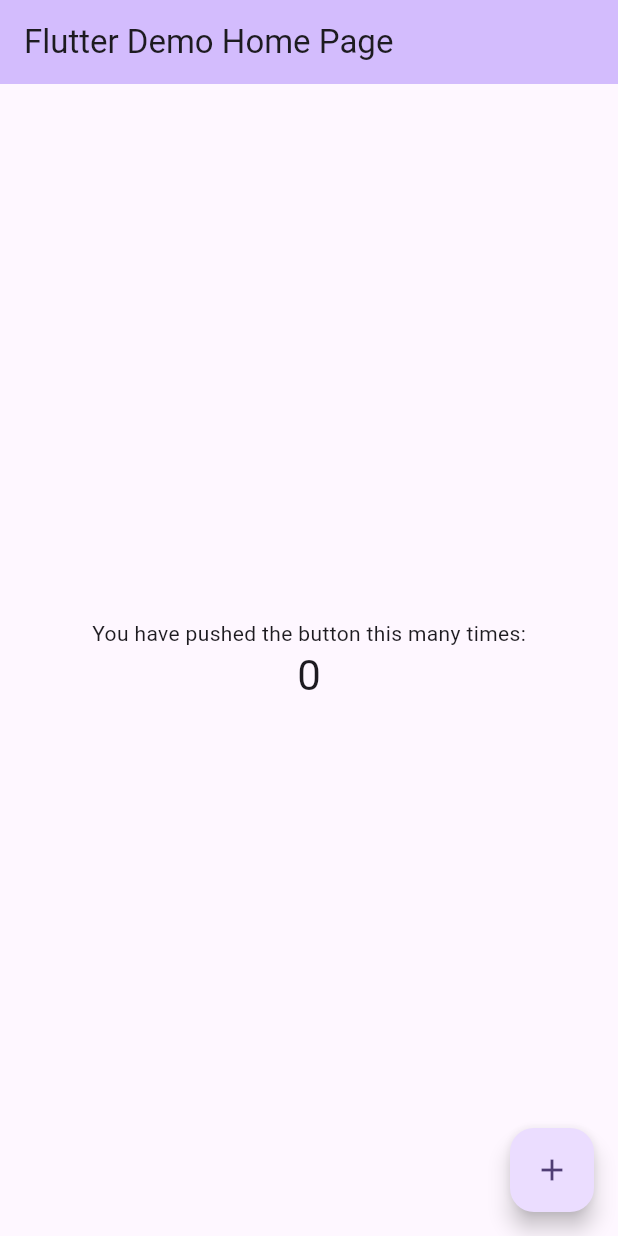
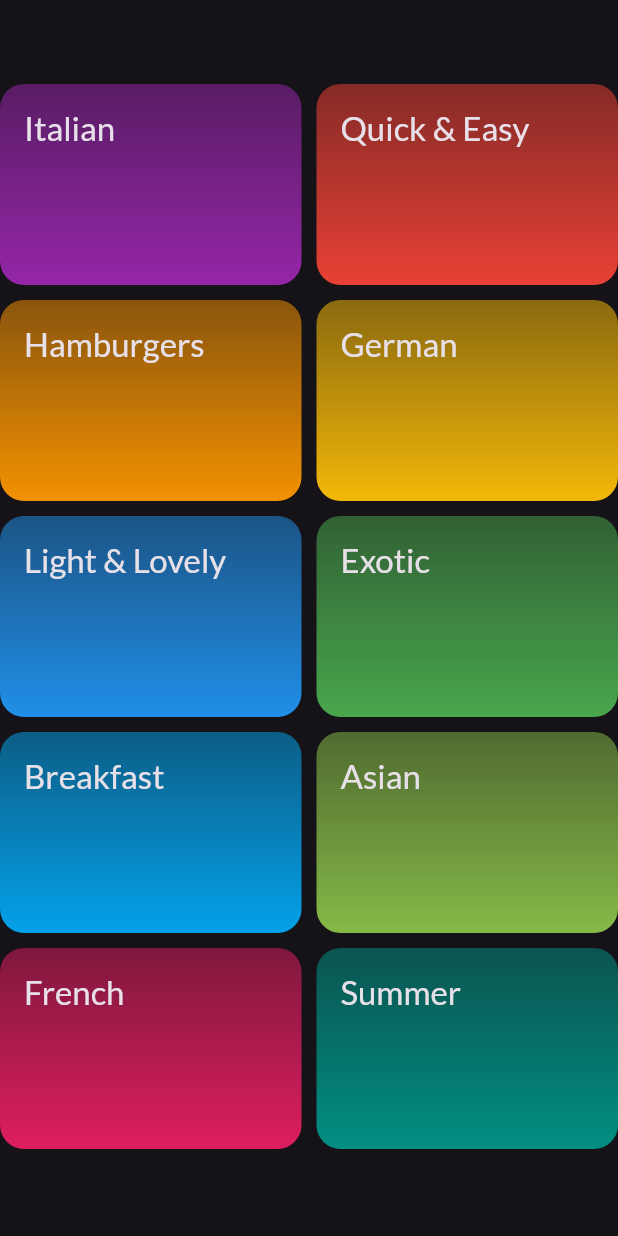
Before and after one commit to TalaatMohamed2911/meal_app, a Flutter app: the screen it shows after launch, on a phone screen of 412 x 824 dp. Run offline on Flutter 3.47's test engine with Material 3 defaults, Android fonts, the phone set to English and light mode, and no system bars; our stand-ins replace google_fonts, transparent_image.

Commit message:
mealapp2

```diff
--- /dev/null
+++ b/lib/data/dummy_data.dart
@@ -0,0 +1,345 @@
+import 'package:flutter/material.dart';
+import '../models/category.dart';
+import '../models/meal.dart';
+
+// Constants in Dart should be written in lowerCamelcase.
+List<Category> availableCategories = [
+  Category(id: 'c1', title: 'Italian', color: Colors.purple),
+  Category(id: 'c2', title: 'Quick & Easy', color: Colors.red),
+  Category(id: 'c3', title: 'Hamburgers', color: Colors.orange),
+  Category(id: 'c4', title: 'German', color: Colors.amber),
+  Category(id: 'c5', title: 'Light & Lovely', color: Colors.blue),
+  Category(id: 'c6', title: 'Exotic', color: Colors.green),
+  Category(id: 'c7', title: 'Breakfast', color: Colors.lightBlue),
+  Category(id: 'c8', title: 'Asian', color: Colors.lightGreen),
+  Category(id: 'c9', title: 'French', color: Colors.pink),
+  Category(id: 'c10', title: 'Summer', color: Colors.teal),
+];
+
+const dummyMeals = [
+  Meal(
+    id: 'm1',
+    categories: ['c1', 'c2'],
+    title: 'Spaghetti with Tomato Sauce',
+    affordability: Affordability.affordable,
+    complexity: Complexity.simple,
+    imageUrl:
+        'https://upload.wikimedia.org/wikipedia/commons/thumb/2/20/Spaghetti_Bolognese_mit_Parmesan_oder_Grana_Padano.jpg/800px-Spaghetti_Bolognese_mit_Parmesan_oder_Grana_Padano.jpg',
+    duration: 20,
+    ingredients: [
+      '4 Tomatoes',
+      '1 Tablespoon of Olive Oil',
+      '1 Onion',
+      '250g Spaghetti',
+      'Spices',
+      'Cheese (optional)',
+    ],
+    steps: [
+      'Cut the tomatoes and the onion into small pieces.',
+      'Boil some water - add salt to it once it boils.',
+      'Put the spaghetti into the boiling water - they should be done in about 10 to 12 minutes.',
+      'In the meantime, heaten up some olive oil and add the cut onion.',
+      'After 2 minutes, add the tomato pieces, salt, pepper and your other spices.',
+      'The sauce will be done once the spaghetti are.',
+      'Feel free to add some cheese on top of the finished dish.',
+    ],
+    isGlutenFree: false,
+    isVegan: true,
+    isVegetarian: true,
+    isLactoseFree: true,
+  ),
+  Meal(
+    id: 'm2',
+    categories: ['c2'],
+    title: 'Toast Hawaii',
+    affordability: Affordability.affordable,
+    complexity: Complexity.simple,
+    imageUrl:
+        'https://cdn.pixabay.com/photo/2018/07/11/21/51/toast-3532016_1280.jpg',
+    duration: 10,
+    ingredients: [
+      '1 Slice White Bread',
+      '1 Slice Ham',
+      '1 Slice Pineapple',
+      '1-2 Slices of Cheese',
+      'Butter',
+    ],
+    steps: [
+      'Butter one side of the white bread',
+      'Layer ham, the pineapple and cheese on the white bread',
+      'Bake the toast for round about 10 minutes in the oven at 200°C',
+    ],
+    isGlutenFree: false,
+    isVegan: false,
+    isVegetarian: false,
+    isLactoseFree: false,
+  ),
+  Meal(
+    id: 'm3',
+    categories: ['c2', 'c3'],
+    title: 'Classic Hamburger',
+    affordability: Affordability.pricey,
+    complexity: Complexity.simple,
+    imageUrl:
+        'https://cdn.pixabay.com/photo/2014/10/23/18/05/burger-500054_1280.jpg',
+    duration: 45,
+    ingredients: [
+      '300g Cattle Hack',
+      '1 Tomato',
+      '1 Cucumber',
+      '1 Onion',
+      'Ketchup',
+      '2 Burger Buns',
+    ],
+    steps: [
+      'Form 2 patties',
+      'Fry the patties for c. 4 minutes on each side',
+      'Quickly fry the buns for c. 1 minute on each side',
+      'Bruch buns with ketchup',
+      'Serve burger with tomato, cucumber and onion',
+    ],
+    isGlutenFree: false,
+    isVegan: false,
+    isVegetarian: false,
+    isLactoseFree: true,
+  ),
+  Meal(
+    id: 'm4',
+    categories: ['c4'],
+    title: 'Wiener Schnitzel',
+    affordability: Affordability.luxurious,
+    complexity: Complexity.challenging,
+    imageUrl:
+        'https://cdn.pixabay.com/photo/2018/03/31/19/29/schnitzel-3279045_1280.jpg',
+    duration: 60,
+    ingredients: [
+      '8 Veal Cutlets',
+      '4 Eggs',
+      '200g Bread Crumbs',
+      '100g Flour',
+      '300ml Butter',
+      '100g Vegetable Oil',
+      'Salt',
+      'Lemon Slices',
+    ],
+    steps: [
+      'Tenderize the veal to about 2–4mm, and salt on both sides.',
+      'On a flat plate, stir the eggs briefly with a fork.',
+      'Lightly coat the cutlets in flour then dip into the egg, and finally, coat in breadcrumbs.',
+      'Heat the butter and oil in a large pan (allow the fat to get very hot) and fry the schnitzels until golden brown on both sides.',
+      'Make sure to toss the pan regularly so that the schnitzels are surrounded by oil and the crumbing becomes ‘fluffy’.',
+      'Remove, and drain on kitchen paper. Fry the parsley in the remaining oil and drain.',
+      'Place the schnitzels on awarmed plate and serve garnishedwith parsley and slices of lemon.',
+    ],
+    isGlutenFree: false,
+    isVegan: false,
+    isVegetarian: false,
+    isLactoseFree: false,
+  ),
+  Meal(
+    id: 'm5',
+    categories: [
+      'c2'
+          'c5',
+      'c10',
+    ],
+    title: 'Salad with Smoked Salmon',
+    affordability: Affordability.luxurious,
+    complexity: Complexity.simple,
+    imageUrl:
+        'https://cdn.pixabay.com/photo/2016/10/25/13/29/smoked-salmon-salad-1768890_1280.jpg',
+    duration: 15,
+    ingredients: [
+      'Arugula',
+      'Lamb\'s Lettuce',
+      'Parsley',
+      'Fennel',
+      '200g Smoked Salmon',
+      'Mustard',
+      'Balsamic Vinegar',
+      'Olive Oil',
+      'Salt and Pepper',
+    ],
+    steps: [
+      'Wash and cut salad and herbs',
+      'Dice the salmon',
+      'Process mustard, vinegar and olive oil into a dessing',
+      'Prepare the salad',
+      'Add salmon cubes and dressing',
+    ],
+    isGlutenFree: true,
+    isVegan: false,
+    isVegetarian: true,
+    isLactoseFree: true,
+  ),
+  Meal(
+    id: 'm6',
+    categories: ['c6', 'c10'],
+    title: 'Delicious Orange Mousse',
+    affordability: Affordability.affordable,
+    complexity: Complexity.hard,
+    imageUrl:
+        'https://cdn.pixabay.com/photo/2017/05/01/05/18/pastry-2274750_1280.jpg',
+    duration: 240,
+    ingredients: [
+      '4 Sheets of Gelatine',
+      '150ml Orange Juice',
+      '80g Sugar',
+      '300g Yoghurt',
+      '200g Cream',
+      'Orange Peel',
+    ],
+    steps: [
+      'Dissolve gelatine in pot',
+      'Add orange juice and sugar',
+      'Take pot off the stove',
+      'Add 2 tablespoons of yoghurt',
+      'Stir gelatin under remaining yoghurt',
+      'Cool everything down in the refrigerator',
+      'Whip the cream and lift it under die orange mass',
+      'Cool down again for at least 4 hours',
+      'Serve with orange peel',
+    ],
+    isGlutenFree: true,
+    isVegan: false,
+    isVegetarian: true,
+    isLactoseFree: false,
+  ),
+  Meal(
+    id: 'm7',
+    categories: ['c7'],
+    title: 'Pancakes',
+    affordability: Affordability.affordable,
+    complexity: Complexity.simple,
+    imageUrl:
+        'https://cdn.pixabay.com/photo/2018/07/10/21/23/pancake-3529653_1280.jpg',
+    duration: 20,
+    ingredients: [
+      '1 1/2 Cups all-purpose Flour',
+      '3 1/2 Teaspoons Baking Powder',
+      '1 Teaspoon Salt',
+      '1 Tablespoon White Sugar',
+      '1 1/4 cups Milk',
+      '1 Egg',
+      '3 Tablespoons Butter, melted',
+    ],
+    steps: [
+      'In a large bowl, sift together the flour, baking powder, salt and sugar.',
+      'Make a well in the center and pour in the milk, egg and melted butter; mix until smooth.',
+      'Heat a lightly oiled griddle or frying pan over medium high heat.',
+      'Pour or scoop the batter onto the griddle, using approximately 1/4 cup for each pancake. Brown on both sides and serve hot.',
+    ],
+    isGlutenFree: true,
+    isVegan: false,
+    isVegetarian: true,
+    isLactoseFree: false,
+  ),
+  Meal(
+    id: 'm8',
+    categories: ['c8'],
+    title: 'Creamy Indian Chicken Curry',
+    affordability: Affordability.pricey,
+    complexity: Complexity.challenging,
+    imageUrl:
+        'https://cdn.pixabay.com/photo/2018/06/18/16/05/indian-food-3482749_1280.jpg',
+    duration: 35,
+    ingredients: [
+      '4 Chicken Breasts',
+      '1 Onion',
+      '2 Cloves of Garlic',
+      '1 Piece of Ginger',
+      '4 Tablespoons Almonds',
+      '1 Teaspoon Cayenne Pepper',
+      '500ml Coconut Milk',
+    ],
+    steps: [
+      'Slice and fry the chicken breast',
+      'Process onion, garlic and ginger into paste and sauté everything',
+      'Add spices and stir fry',
+      'Add chicken breast + 250ml of water and cook everything for 10 minutes',
+      'Add coconut milk',
+      'Serve with rice',
+    ],
+    isGlutenFree: true,
+    isVegan: false,
+    isVegetarian: false,
+    isLactoseFree: true,
+  ),
+  Meal(
+    id: 'm9',
+    categories: ['c9'],
+    title: 'Chocolate Souffle',
+    affordability: Affordability.affordable,
+    complexity: Complexity.hard,
+    imageUrl:
+        'https://cdn.pixabay.com/photo/2014/08/07/21/07/souffle-412785_1280.jpg',
+    duration: 45,
+    ingredients: [
+      '1 Teaspoon melted Butter',
+      '2 Tablespoons white Sugar',
+      '2 Ounces 70% dark Chocolate, broken into pieces',
+      '1 Tablespoon Butter',
+      '1 Tablespoon all-purpose Flour',
+      '4 1/3 tablespoons cold Milk',
+      '1 Pinch Salt',
+      '1 Pinch Cayenne Pepper',
+      '1 Large Egg Yolk',
+      '2 Large Egg Whites',
+      '1 Pinch Cream of Tartar',
+      '1 Tablespoon white Sugar',
+    ],
+    steps: [
+      'Preheat oven to 190°C. Line a rimmed baking sheet with parchment paper.',
+      'Brush bottom and sides of 2 ramekins lightly with 1 teaspoon melted butter; cover bottom and sides right up to the rim.',
+      'Add 1 tablespoon white sugar to ramekins. Rotate ramekins until sugar coats all surfaces.',
+      'Place chocolate pieces in a metal mixing bowl.',
+      'Place bowl over a pan of about 3 cups hot water over low heat.',
+      'Melt 1 tablespoon butter in a skillet over medium heat. Sprinkle in flour. Whisk until flour is incorporated into butter and mixture thickens.',
+      'Whisk in cold milk until mixture becomes smooth and thickens. Transfer mixture to bowl with melted chocolate.',
+      'Add salt and cayenne pepper. Mix together thoroughly. Add egg yolk and mix to combine.',
+      'Leave bowl above the hot (not simmering) water to keep chocolate warm while you whip the egg whites.',
+      'Place 2 egg whites in a mixing bowl; add cream of tartar. Whisk until mixture begins to thicken and a drizzle from the whisk stays on the surface about 1 second before disappearing into the mix.',
+      'Add 1/3 of sugar and whisk in. Whisk in a bit more sugar about 15 seconds.',
+      'whisk in the rest of the sugar. Continue whisking until mixture is about as thick as shaving cream and holds soft peaks, 3 to 5 minutes.',
+      'Transfer a little less than half of egg whites to chocolate.',
+      'Mix until egg whites are thoroughly incorporated into the chocolate.',
+      'Add the rest of the egg whites; gently fold into the chocolate with a spatula, lifting from the bottom and folding over.',
+      'Stop mixing after the egg white disappears. Divide mixture between 2 prepared ramekins. Place ramekins on prepared baking sheet.',
+      'Bake in preheated oven until scuffles are puffed and have risen above the top of the rims, 12 to 15 minutes.',
+    ],
+    isGlutenFree: true,
+    isVegan: false,
+    isVegetarian: true,
+    isLactoseFree: false,
+  ),
+  Meal(
+    id: 'm10',
+    categories: ['c2', 'c5', 'c10'],
+    title: 'Asparagus Salad with Cherry Tomatoes',
+    affordability: Affordability.luxurious,
+    complexity: Complexity.simple,
+    imageUrl:
+        'https://cdn.pixabay.com/photo/2018/04/09/18/26/asparagus-3304997_1280.jpg',
+    duration: 30,
+    ingredients: [
+      'White and Green Asparagus',
+      '30g Pine Nuts',
+      '300g Cherry Tomatoes',
+      'Salad',
+      'Salt, Pepper and Olive Oil',
+    ],
+    steps: [
+      'Wash, peel and cut the asparagus',
+      'Cook in salted water',
+      'Salt and pepper the asparagus',
+      'Roast the pine nuts',
+      'Halve the tomatoes',
+      'Mix with asparagus, salad and dressing',
+      'Serve with Baguette',
+    ],
+    isGlutenFree: true,
+    isVegan: true,
+    isVegetarian: true,
+    isLactoseFree: true,
+  ),
+];
--- a/lib/main.dart
+++ b/lib/main.dart
@@ -1,4 +1,6 @@
 import 'package:flutter/material.dart';
+import 'package:google_fonts/google_fonts.dart';
+import 'package:meal_app/screens/categories_screen.dart';
 
 void main() {
   runApp(const MyApp());
@@ -6,117 +8,20 @@ void main() {
 
 class MyApp extends StatelessWidget {
   const MyApp({super.key});
-
   // This widget is the root of your application.
   @override
   Widget build(BuildContext context) {
     return MaterialApp(
-      title: 'Flutter Demo',
+      debugShowCheckedModeBanner: false,
       theme: ThemeData(
-        // This is the theme of your application.
-        //
-        // TRY THIS: Try running your application with "flutter run". You'll see
-        // the application has a purple toolbar. Then, without quitting the app,
-        // try changing the seedColor in the colorScheme below to Colors.green
-        // and then invoke "hot reload" (save your changes or press the "hot
-        // reload" button in a Flutter-supported IDE, or press "r" if you used
-        // the command line to start the app).
-        //
-        // Notice that the counter didn't reset back to zero; the application
-        // state is not lost during the reload. To reset the state, use hot
-        // restart instead.
-        //
-        // This works for code too, not just values: Most code changes can be
-        // tested with just a hot reload.
-        colorScheme: ColorScheme.fromSeed(seedColor: Colors.deepPurple),
+        colorScheme: ColorScheme.fromSeed(
+          brightness: Brightness.dark,
+          seedColor: Colors.deepPurple,
+        ),
+        useMaterial3: true,
+        textTheme: GoogleFonts.latoTextTheme(),
       ),
-      home: const MyHomePage(title: 'Flutter Demo Home Page'),
+      home: CategoriesScreen(),
     );
   }
 }
-
-class MyHomePage extends StatefulWidget {
-  const MyHomePage({super.key, required this.title});
-
-  // This widget is the home page of your application. It is stateful, meaning
-  // that it has a State object (defined below) that contains fields that affect
-  // how it looks.
-
-  // This class is the configuration for the state. It holds the values (in this
-  // case the title) provided by the parent (in this case the App widget) and
-  // used by the build method of the State. Fields in a Widget subclass are
-  // always marked "final".
-
-  final String title;
-
-  @override
-  State<MyHomePage> createState() => _MyHomePageState();
-}
-
-class _MyHomePageState extends State<MyHomePage> {
-  int _counter = 0;
-
-  void _incrementCounter() {
-    setState(() {
-      // This call to setState tells the Flutter framework that something has
-      // changed in this State, which causes it to rerun the build method below
-      // so that the display can reflect the updated values. If we changed
-      // _counter without calling setState(), then the build method would not be
-      // called again, and so nothing would appear to happen.
-      _counter++;
-    });
-  }
-
-  @override
-  Widget build(BuildContext context) {
-    // This method is rerun every time setState is called, for instance as done
-    // by the _incrementCounter method above.
-    //
-    // The Flutter framework has been optimized to make rerunning build methods
-    // fast, so that you can just rebuild anything that needs updating rather
-    // than having to individually change instances of widgets.
-    return Scaffold(
-      appBar: AppBar(
-        // TRY THIS: Try changing the color here to a specific color (to
-        // Colors.amber, perhaps?) and trigger a hot reload to see the AppBar
-        // change color while the other colors stay the same.
-        backgroundColor: Theme.of(context).colorScheme.inversePrimary,
-        // Here we take the value from the MyHomePage object that was created by
-        // the App.build method, and use it to set our appbar title.
-        title: Text(widget.title),
-      ),
-      body: Center(
-        // Center is a layout widget. It takes a single child and positions it
-        // in the middle of the parent.
-        child: Column(
-          // Column is also a layout widget. It takes a list of children and
-          // arranges them vertically. By default, it sizes itself to fit its
-          // children horizontally, and tries to be as tall as its parent.
-          //
-          // Column has various properties to control how it sizes itself and
-          // how it positions its children. Here we use mainAxisAlignment to
-          // center the children vertically; the main axis here is the vertical
-          // axis because Columns are vertical (the cross axis would be
-          // horizontal).
-          //
-          // TRY THIS: Invoke "debug painting" (choose the "Toggle Debug Paint"
-          // action in the IDE, or press "p" in the console), to see the
-          // wireframe for each widget.
-          mainAxisAlignment: MainAxisAlignment.center,
-          children: <Widget>[
-            const Text('You have pushed the button this many times:'),
-            Text(
-              '$_counter',
-              style: Theme.of(context).textTheme.headlineMedium,
-            ),
-          ],
-        ),
-      ),
-      floatingActionButton: FloatingActionButton(
-        onPressed: _incrementCounter,
-        tooltip: 'Increment',
-        child: const Icon(Icons.add),
-      ), // This trailing comma makes auto-formatting nicer for build methods.
-    );
-  }
-}
--- /dev/null
+++ b/lib/models/category.dart
@@ -0,0 +1,9 @@
+// ignore_for_file: public_member_api_docs, sort_constructors_first
+import 'package:flutter/material.dart';
+
+class Category {
+  final String id;
+  final String title;
+  final Color color;
+  Category({required this.id, required this.title, required this.color});
+}
--- /dev/null
+++ b/lib/models/meal.dart
@@ -0,0 +1,35 @@
+enum Complexity { simple, challenging, hard }
+
+enum Affordability { affordable, pricey, luxurious }
+
+class Meal {
+  const Meal({
+    required this.id,
+    required this.categories,
+    required this.title,
+    required this.imageUrl,
+    required this.ingredients,
+    required this.steps,
+    required this.duration,
+    required this.complexity,
+    required this.affordability,
+    required this.isGlutenFree,
+    required this.isLactoseFree,
+    required this.isVegan,
+    required this.isVegetarian,
+  });
+
+  final String id;
+  final List<String> categories;
+  final String title;
+  final String imageUrl;
+  final List<String> ingredients;
+  final List<String> steps;
+  final int duration;
+  final Complexity complexity;
+  final Affordability affordability;
+  final bool isGlutenFree;
+  final bool isLactoseFree;
+  final bool isVegan;
+  final bool isVegetarian;
+}
--- /dev/null
+++ b/lib/screens/categories_screen.dart
@@ -0,0 +1,26 @@
+import 'package:flutter/material.dart';
+import 'package:meal_app/data/dummy_data.dart';
+import 'package:meal_app/widgets/category_grid_item.dart';
+
+class CategoriesScreen extends StatelessWidget {
+  const CategoriesScreen({super.key});
+
+  @override
+  Widget build(BuildContext context) {
+    return Scaffold(
+      appBar: AppBar(title: Text('')),
+      body: GridView(
+        gridDelegate: SliverGridDelegateWithFixedCrossAxisCount(
+          crossAxisCount: 2,
+          mainAxisSpacing: 10,
+          crossAxisSpacing: 10,
+          childAspectRatio: 3 / 2,
+        ),
+        children: [
+          for (final category in availableCategories)
+            CategoryGridItem(category: category),
+        ],
+      ),
+    );
+  }
+}
--- /dev/null
+++ b/lib/screens/meal_detail_screen.dart
@@ -0,0 +1,11 @@
+import 'package:flutter/material.dart';
+import '../models/meal.dart';
+
+class MealDetailScreen extends StatelessWidget {
+  const MealDetailScreen({super.key, required this.meal});
+  final Meal meal;
+  @override
+  Widget build(BuildContext context) {
+    return Scaffold(appBar: AppBar(title: Text('data')));
+  }
+}
--- /dev/null
+++ b/lib/screens/meals_screen.dart
@@ -0,0 +1,36 @@
+import 'package:flutter/material.dart';
+import '../models/meal.dart';
+import 'meal_detail_screen.dart';
+import '../widgets/meal_item.dart';
+
+class MealsScreen extends StatelessWidget {
+  const MealsScreen({super.key, required this.title, required this.meals});
+  final String title;
+  final List<Meal> meals;
+
+  @override
+  Widget build(BuildContext context) {
+    return Scaffold(
+      appBar: AppBar(title: Text(title)),
+      body: SingleChildScrollView(
+        child: Column(
+          children:
+              meals
+                  .map(
+                    (meal) => MealItem(
+                      meal: meal,
+                      onSelectMeal: (Meal meal) {
+                        Navigator.of(context).push(
+                          MaterialPageRoute(
+                            builder: (ctx) => MealDetailScreen(meal: meal),
+                          ),
+                        );
+                      },
+                    ),
+                  )
+                  .toList(),
+        ),
+      ),
+    );
+  }
+}
--- /dev/null
+++ b/lib/widgets/category_grid_item.dart
@@ -0,0 +1,50 @@
+import 'package:flutter/material.dart';
+import '../data/dummy_data.dart';
+import '../screens/meals_screen.dart';
+import '../models/category.dart';
+import '../models/meal.dart';
+
+class CategoryGridItem extends StatelessWidget {
+  const CategoryGridItem({super.key, required this.category});
+  final Category category;
+  @override
+  Widget build(BuildContext context) {
+    return InkWell(
+      onTap: () {
+        final List<Meal> filteredMeals =
+            dummyMeals
+                .where((meal) => meal.categories.contains(category.id))
+                .toList();
+        Navigator.of(context).push(
+          MaterialPageRoute(
+            builder:
+                (ctx) =>
+                    MealsScreen(title: category.title, meals: filteredMeals),
+          ),
+        );
+      },
+      splashColor: Theme.of(context).colorScheme.primary,
+      borderRadius: BorderRadius.circular(16),
+      child: Container(
+        padding: EdgeInsets.all(16),
+        decoration: BoxDecoration(
+          borderRadius: BorderRadius.circular(16),
+          gradient: LinearGradient(
+            colors: [
+              category.color.withValues(alpha: 0.5),
+              category.color.withValues(alpha: 0.95),
+            ],
+            begin: Alignment.topRight,
+            end: Alignment.bottomRight,
+          ),
+        ),
+        child: Text(
+          category.title,
+          style: Theme.of(context).textTheme.titleLarge!.copyWith(
+            color: Theme.of(context).colorScheme.onSurface,
+          ),
+        ),
+      ),
+    );
+  }
+}
--- /dev/null
+++ b/lib/widgets/meal_item.dart
@@ -0,0 +1,95 @@
+import 'package:flutter/material.dart';
+import 'package:transparent_image/transparent_image.dart';
+import '../models/meal.dart';
+
+class MealItem extends StatelessWidget {
+  const MealItem({super.key, required this.meal, required this.onSelectMeal});
+  final Meal meal;
+  final void Function(Meal meal) onSelectMeal;
+  @override
+  Widget build(BuildContext context) {
+    return Card(
+      margin: EdgeInsets.all(12),
+      shape: RoundedRectangleBorder(borderRadius: BorderRadius.circular(16)),
+      clipBehavior: Clip.hardEdge,
+      elevation: 4,
+      child: Column(
+        children: [
+          InkWell(
+            onTap: () => onSelectMeal,
+            child: Stack(
+              children: [
+                FadeInImage(
+                  placeholder: MemoryImage(kTransparentImage),
+                  image: NetworkImage(meal.imageUrl),
+                ),
+                Positioned(
+                  left: 0,
+                  right: 0,
+                  bottom: 0,
+                  child: Container(
+                    padding: EdgeInsets.symmetric(vertical: 6, horizontal: 44),
+                    color: Colors.black38,
+                    child: Column(
+                      children: [
+                        Text(
+                          meal.title,
+                          textAlign: TextAlign.center,
+                          maxLines: 2,
+                          softWrap: true,
+                          overflow: TextOverflow.ellipsis,
+                          style: TextStyle(
+                            fontSize: 20,
+                            color: Colors.white,
+                            fontWeight: FontWeight.bold,
+                          ),
+                        ),
+                      ],
+                    ),
+                  ),
+                ),
+              ],
+            ),
+          ),
+          Padding(
+            padding: const EdgeInsets.all(10),
+            child: Row(
+              mainAxisAlignment: MainAxisAlignment.spaceEvenly,
+              children: [
+                Row(
+                  children: [
+                    Icon(Icons.schedule),
+                    SizedBox(width: 5),
+                    Text(
+                      '${meal.duration} min',
+                      style: TextStyle(color: Colors.white),
+                    ),
+                  ],
+                ),
+                Row(
+                  children: [
+                    Icon(Icons.work),
+                    SizedBox(width: 5),
+                    Text(
+                      meal.complexity.name,
+                      style: TextStyle(color: Colors.white),
+                    ),
+                  ],
+                ),
+                Row(
+                  children: [
+                    Icon(Icons.attach_money),
+                    Text(
+                      meal.affordability.name,
+                      style: TextStyle(color: Colors.white),
+                    ),
+                  ],
+                ),
+              ],
+            ),
+          ),
+        ],
+      ),
+    );
+  }
+}
--- a/pubspec.yaml
+++ b/pubspec.yaml
@@ -34,6 +34,8 @@ dependencies:
   # The following adds the Cupertino Icons font to your application.
   # Use with the CupertinoIcons class for iOS style icons.
   cupertino_icons: ^1.0.8
+  google_fonts: ^6.2.1
+  transparent_image: ^2.0.1
 
 dev_dependencies:
   flutter_test:
```
Also changed, not shown: pubspec.lock.
